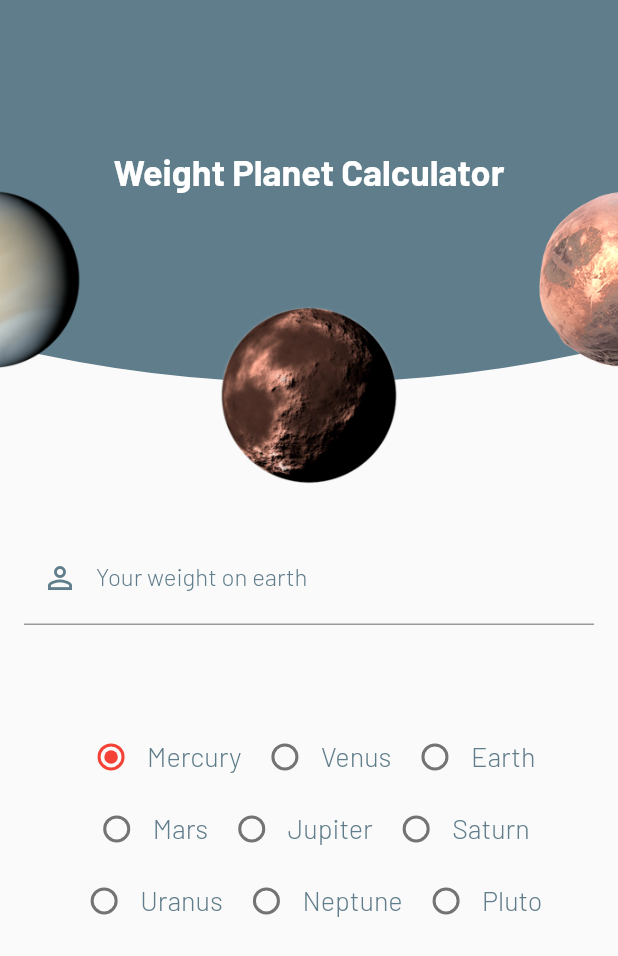
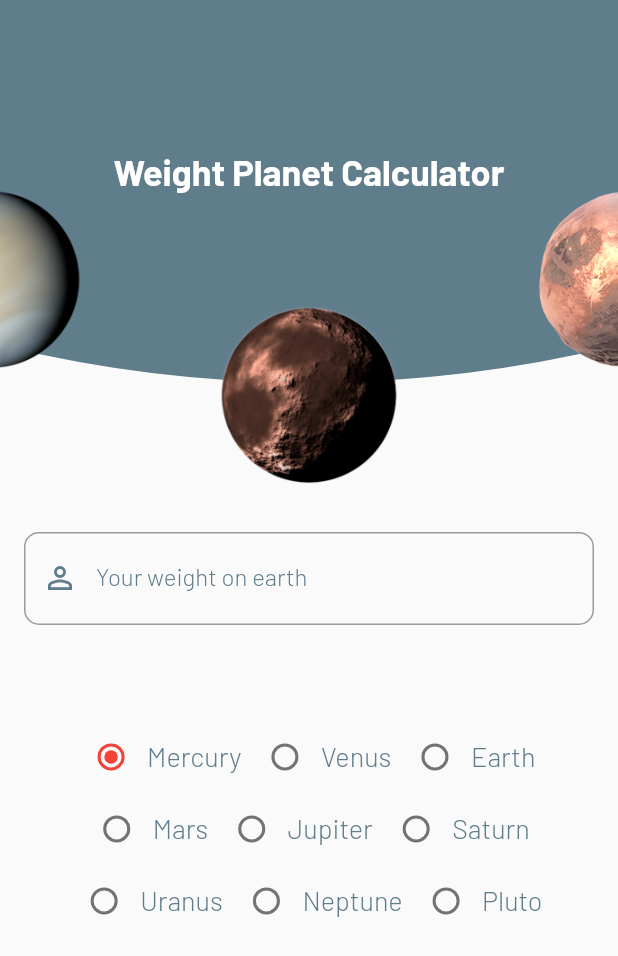
Before and after one commit to FabianVarela/weight_planet_calculator, a Flutter app: the screen it shows after launch, on a phone screen of 412 x 824 dp. Shown: the top 956 px of the screen. Run offline on Flutter 3.47's test engine with Material 2 defaults, Android fonts, the phone set to English and light mode, and no system bars; our stand-ins replace google_fonts.

Commit message:
Update custom_theme.dart class

```diff
--- a/lib/ui/common/custom_theme.dart
+++ b/lib/ui/common/custom_theme.dart
@@ -13,6 +13,9 @@ class CustomTheme {
       ),
       inputDecorationTheme: InputDecorationTheme(
         labelStyle: TextStyle(color: CustomColors.blueGrey),
+        border: OutlineInputBorder(
+          borderRadius: BorderRadius.circular(10),
+        ),
         focusedBorder: OutlineInputBorder(
           borderSide: BorderSide(color: CustomColors.blueGrey),
           borderRadius: BorderRadius.circular(10),
```
